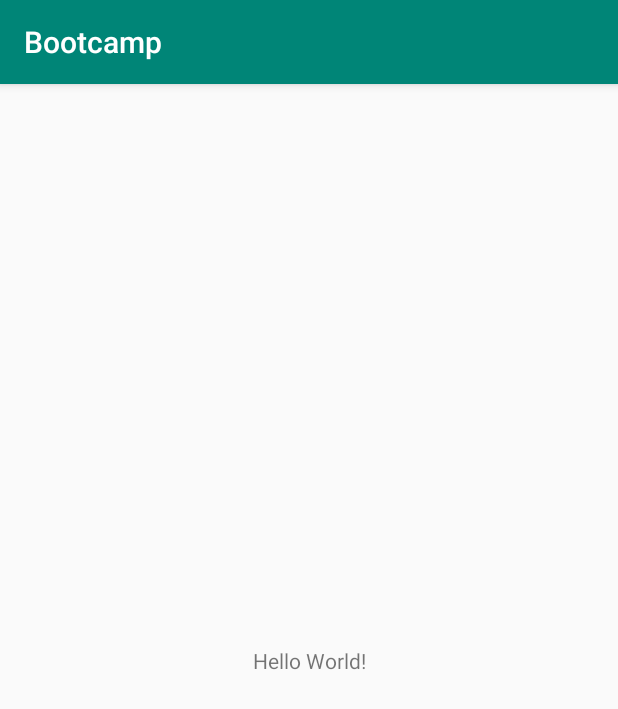
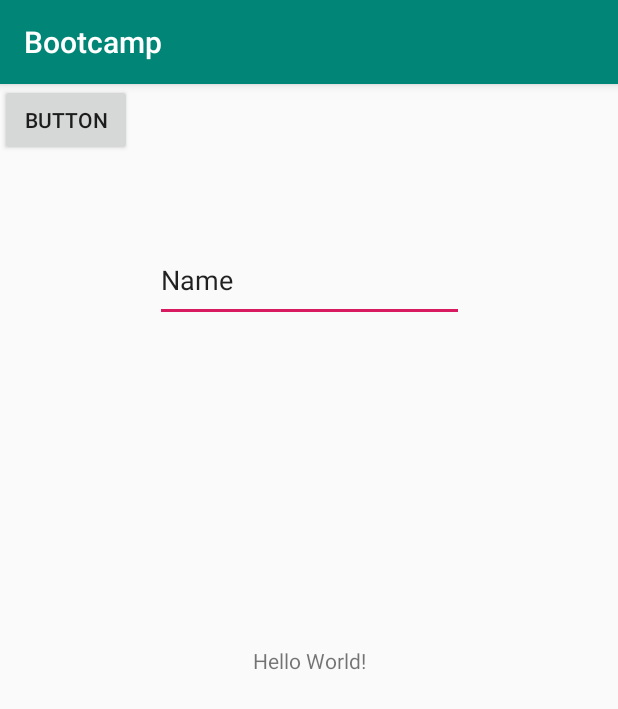
Before and after one commit to A-Ibm/sdp-bootcamp, an Android app: the screen it shows after launch (MainActivity), on a phone screen of 412 x 824 dp. Shown: the top 709 px of the screen. Run offline under Robolectric (Android 15) with nearby library versions, the phone set to English and light mode, and no system bars.

Commit message:
name-button

```diff
--- a/app/src/main/res/layout/activity_main.xml
+++ b/app/src/main/res/layout/activity_main.xml
@@ -7,6 +7,7 @@
     tools:context=".MainActivity">
 
     <TextView
+        android:id="@+id/textView2"
         android:layout_width="wrap_content"
         android:layout_height="wrap_content"
         android:text="Hello World!"
@@ -15,4 +16,25 @@
         app:layout_constraintRight_toRightOf="parent"
         app:layout_constraintTop_toTopOf="parent" />
 
+    <EditText
+        android:id="@+id/mainName"
+        android:layout_width="206dp"
+        android:layout_height="55dp"
+        android:ems="10"
+        android:inputType="textPersonName"
+        android:text="Name"
+        app:layout_constraintBottom_toBottomOf="parent"
+        app:layout_constraintEnd_toEndOf="parent"
+        app:layout_constraintStart_toStartOf="parent"
+        app:layout_constraintTop_toTopOf="parent"
+        app:layout_constraintVertical_bias="0.145" />
+
+    <Button
+        android:id="@+id/mainGoButton"
+        android:layout_width="wrap_content"
+        android:layout_height="wrap_content"
+        android:text="Button"
+        tools:layout_editor_absoluteX="160dp"
+        tools:layout_editor_absoluteY="510dp" />
+
 </androidx.constraintlayout.widget.ConstraintLayout>
```
